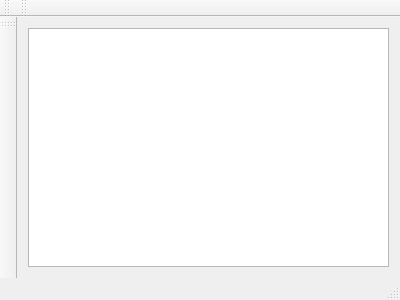
whiteAlchimik/paint_qt, file mainwindow.ui: the form before one commit.
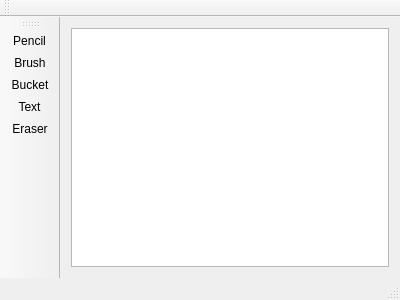
The form after the commit. Icons and pictures are not drawn.

Commit message: feat (mainwindow.ui): add tool icons for drawing

```diff
--- a/mainwindow.ui
+++ b/mainwindow.ui
@@ -22,7 +22,7 @@
   </widget>
   <widget class="QToolBar" name="mainToolBar">
    <attribute name="toolBarArea">
-    <enum>LeftToolBarArea</enum>
+    <enum>TopToolBarArea</enum>
    </attribute>
    <attribute name="toolBarBreak">
     <bool>false</bool>
@@ -34,22 +34,16 @@
     <string>toolBar</string>
    </property>
    <attribute name="toolBarArea">
-    <enum>TopToolBarArea</enum>
+    <enum>LeftToolBarArea</enum>
    </attribute>
    <attribute name="toolBarBreak">
     <bool>true</bool>
    </attribute>
-  </widget>
-  <widget class="QToolBar" name="toolBar_2">
-   <property name="windowTitle">
-    <string>toolBar_2</string>
-   </property>
-   <attribute name="toolBarArea">
-    <enum>TopToolBarArea</enum>
-   </attribute>
-   <attribute name="toolBarBreak">
-    <bool>false</bool>
-   </attribute>
+   <addaction name="actionPencil"/>
+   <addaction name="actionBrush"/>
+   <addaction name="actionBucket"/>
+   <addaction name="actionText"/>
+   <addaction name="actionEraser"/>
   </widget>
   <widget class="QMenuBar" name="menuBar">
    <property name="geometry">
@@ -61,6 +55,55 @@
     </rect>
    </property>
   </widget>
+  <action name="actionPencil">
+   <property name="icon">
+    <iconset>
+     <normalon>:/image/tools/image/tools/pencil.png</normalon>
+    </iconset>
+   </property>
+   <property name="text">
+    <string>Pencil</string>
+   </property>
+   <property name="iconText">
+    <string>Pencil</string>
+   </property>
+  </action>
+  <action name="actionBrush">
+   <property name="icon">
+    <iconset resource="resources.qrc">
+     <normaloff>:/image/tools/image/tools/paint-brush.png</normaloff>:/image/tools/image/tools/paint-brush.png</iconset>
+   </property>
+   <property name="text">
+    <string>Brush</string>
+   </property>
+  </action>
+  <action name="actionBucket">
+   <property name="icon">
+    <iconset resource="resources.qrc">
+     <normaloff>:/image/tools/image/tools/paint-bucket.png</normaloff>:/image/tools/image/tools/paint-bucket.png</iconset>
+   </property>
+   <property name="text">
+    <string>Bucket</string>
+   </property>
+  </action>
+  <action name="actionText">
+   <property name="icon">
+    <iconset resource="resources.qrc">
+     <normaloff>:/image/tools/image/tools/quill.png</normaloff>:/image/tools/image/tools/quill.png</iconset>
+   </property>
+   <property name="text">
+    <string>Text</string>
+   </property>
+  </action>
+  <action name="actionEraser">
+   <property name="icon">
+    <iconset resource="resources.qrc">
+     <normaloff>:/image/tools/image/tools/eraser.png</normaloff>:/image/tools/image/tools/eraser.png</iconset>
+   </property>
+   <property name="text">
+    <string>Eraser</string>
+   </property>
+  </action>
  </widget>
  <layoutdefault spacing="6" margin="11"/>
  <resources/>
```
Left out of the diff: 4 changed lines with no effect on the pictures. The commit also changes 11 other files.
